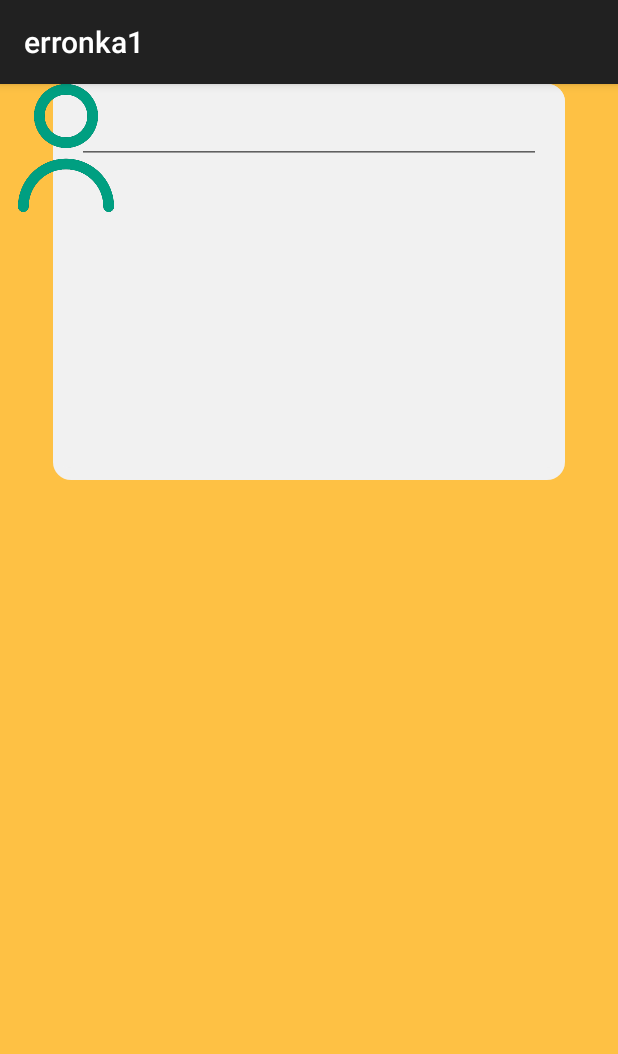
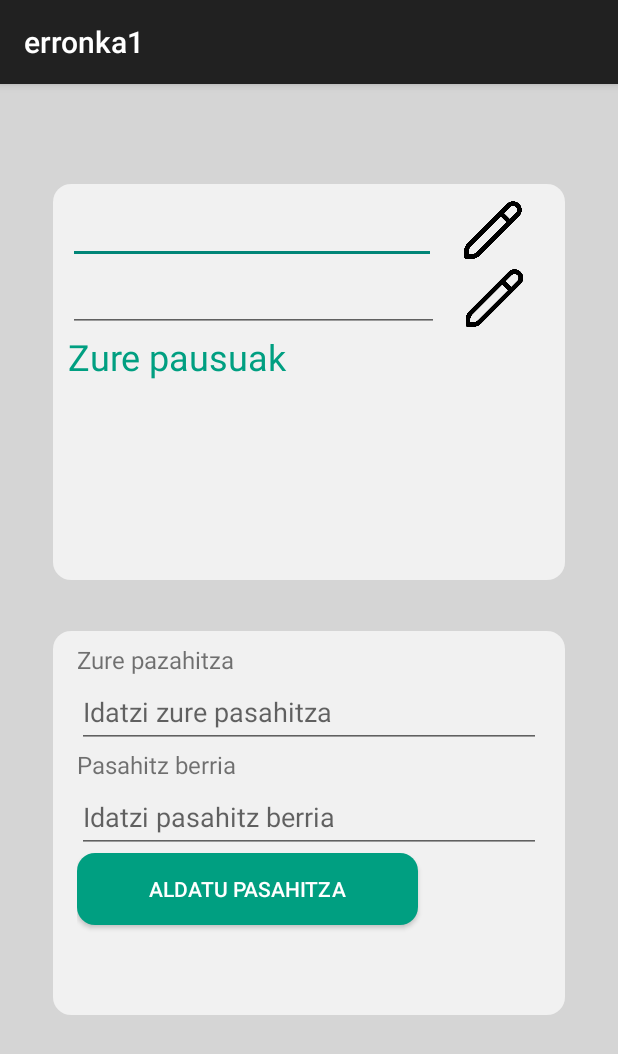
Before and after one commit to mai-pointer/Erronka1, an Android app: the UserProfileActivity screen opened directly, with no data from a screen before it, on a phone screen of 412 x 824 dp. Shown: the top 1054 px of the screen. Run offline under Robolectric (Android 15) with nearby library versions, the phone set to English and light mode, and no system bars; Roboto replaces fonts that are not available here.

Commit message:
wip user

```diff
--- a/app/build.gradle.kts
+++ b/app/build.gradle.kts
@@ -37,6 +37,10 @@ android {
 
 dependencies {
 
+    implementation("com.google.firebase:firebase-firestore-ktx:24.8.1")
+    implementation("com.google.android.gms:play-services-auth:20.7.0")
+    implementation("com.google.firebase:firebase-auth-ktx:22.1.2")
+    implementation(platform("com.google.firebase:firebase-bom:32.3.1"))
     implementation("androidx.core:core-ktx:1.9.0")
     implementation("androidx.appcompat:appcompat:1.6.1")
     implementation("com.google.android.material:material:1.9.0")
--- /dev/null
+++ b/app/src/main/res/drawable/rounded_button_green.xml
@@ -0,0 +1,10 @@
+<?xml version="1.0" encoding="utf-8"?>
+<shape xmlns:android="http://schemas.android.com/apk/res/android">
+    <solid android:color="@color/colorPrimary"/>
+    <corners android:radius="12dp"/>
+    <padding
+        android:left="16dp"
+        android:right="16dp"
+        android:top="8dp"
+        android:bottom="8dp"/>
+</shape>
--- a/app/src/main/res/layout/activity_user_profile.xml
+++ b/app/src/main/res/layout/activity_user_profile.xml
@@ -2,24 +2,29 @@
 <androidx.constraintlayout.widget.ConstraintLayout xmlns:android="http://schemas.android.com/apk/res/android"
     xmlns:app="http://schemas.android.com/apk/res-auto"
     xmlns:tools="http://schemas.android.com/tools"
-    android:id="@+id/name"
+    android:id="@+id/btnChangePassword"
     android:layout_width="match_parent"
     android:layout_height="match_parent"
-    android:background="@color/colorAccent"
+    android:background="@color/colorgreyDark"
+    android:paddingTop="1dp"
+    android:paddingBottom="1dp"
     tools:context=".UserProfileActivity">
 
     <LinearLayout
+        android:id="@+id/linearLayout"
         android:layout_width="0dp"
         android:layout_height="264dp"
         android:layout_marginStart="35dp"
+        android:layout_marginTop="65dp"
         android:layout_marginEnd="35dp"
         android:background="@drawable/rounded_button"
         android:orientation="vertical"
         android:paddingLeft="10dp"
         android:paddingRight="10dp"
         app:layout_constraintEnd_toEndOf="parent"
+        app:layout_constraintHorizontal_bias="0.0"
         app:layout_constraintStart_toStartOf="parent"
-        tools:layout_editor_absoluteY="152dp">
+        app:layout_constraintTop_toTopOf="parent">
 
         <LinearLayout
             android:layout_width="match_parent"
@@ -30,16 +35,23 @@
                 android:id="@+id/txtName"
                 android:layout_width="245dp"
                 android:layout_height="wrap_content"
+                android:autofillHints=""
                 android:ems="10"
                 android:inputType="text"
-                android:text="Name" />
+                tools:ignore="LabelFor,SpeakableTextPresentCheck,TouchTargetSizeCheck" />
 
             <ImageButton
                 android:id="@+id/btnEditName"
-                android:layout_width="wrap_content"
-                android:layout_height="wrap_content"
+                android:layout_width="0dp"
+                android:layout_height="match_parent"
                 android:layout_weight="1"
-                android:src="@android:drawable/btn_star" />
+                android:background="#00FFFFFF"
+                android:contentDescription="@string/editicon"
+                android:paddingTop="3dp"
+                android:paddingBottom="3dp"
+                android:scaleType="fitCenter"
+                android:src="@drawable/pencil"
+                tools:ignore="DuplicateSpeakableTextCheck,TouchTargetSizeCheck" />
 
         </LinearLayout>
 
@@ -52,26 +64,34 @@
                 android:id="@+id/txtMail"
                 android:layout_width="247dp"
                 android:layout_height="wrap_content"
+                android:autofillHints=""
                 android:ems="10"
                 android:inputType="text"
-                android:text="Name" />
+                tools:ignore="LabelFor,SpeakableTextPresentCheck,TouchTargetSizeCheck" />
 
             <ImageButton
                 android:id="@+id/btnEditMail"
-                android:layout_width="wrap_content"
-                android:layout_height="wrap_content"
+                android:layout_width="0dp"
+                android:layout_height="match_parent"
                 android:layout_weight="1"
-                android:src="@android:drawable/btn_star" />
+                android:background="#00FFFFFF"
+                android:contentDescription="@string/editicon"
+                android:paddingTop="3dp"
+                android:paddingBottom="3dp"
+                android:scaleType="fitCenter"
+                android:src="@drawable/pencil"
+                tools:ignore="TouchTargetSizeCheck" />
         </LinearLayout>
 
         <TextView
             android:id="@+id/textSteps"
             android:layout_width="match_parent"
             android:layout_height="wrap_content"
-            android:text="Zure pausuak"
+            android:text="@string/zure_pausuak"
             android:textAlignment="viewStart"
             android:textColor="@color/colorPrimary"
-            android:textSize="24sp" />
+            android:textSize="24sp"
+            tools:ignore="TextContrastCheck" />
 
         <TextView
             android:id="@+id/numberSteps"
@@ -84,28 +104,61 @@
         android:layout_width="0dp"
         android:layout_height="256dp"
         android:layout_marginStart="35dp"
+        android:layout_marginTop="34dp"
         android:layout_marginEnd="35dp"
         android:background="@drawable/rounded_button"
-        android:orientation="horizontal"
+        android:orientation="vertical"
         app:layout_constraintEnd_toEndOf="parent"
+        app:layout_constraintHorizontal_bias="0.0"
         app:layout_constraintStart_toStartOf="parent"
-        tools:layout_editor_absoluteY="439dp">
+        app:layout_constraintTop_toBottomOf="@+id/linearLayout">
+
+        <TextView
+            android:id="@+id/textView"
+            android:layout_width="match_parent"
+            android:layout_height="wrap_content"
+            android:text="@string/zure_pazahitza"
+            android:textSize="16sp"
+            tools:ignore="TextContrastCheck" />
 
         <EditText
-            android:id="@+id/editTextTextPassword"
-            android:layout_width="wrap_content"
+            android:id="@+id/oldPassword"
+            android:layout_width="match_parent"
             android:layout_height="wrap_content"
-            android:layout_weight="1"
+            android:autofillHints=""
             android:ems="10"
-            android:inputType="textPassword" />
+            android:hint="@string/oldPassword"
+            android:inputType="textPassword"
+            android:minHeight="48dp"
+            tools:ignore="LabelFor,VisualLintTextFieldSize" />
+
+        <TextView
+            android:id="@+id/textView2"
+            android:layout_width="match_parent"
+            android:layout_height="wrap_content"
+            android:text="@string/pasahitz_berria"
+            android:textSize="16sp"
+            tools:ignore="TextContrastCheck" />
+
+        <EditText
+            android:id="@+id/newPassword"
+            android:layout_width="match_parent"
+            android:layout_height="wrap_content"
+            android:autofillHints=""
+            android:ems="10"
+            android:hint="@string/newPassword"
+            android:inputType="textPassword"
+            android:minHeight="48dp"
+            tools:ignore="LabelFor,VisualLintTextFieldSize" />
+
+        <Button
+            android:id="@+id/button"
+            android:layout_width="227dp"
+            android:layout_height="wrap_content"
+            android:background="@drawable/rounded_button_green"
+            android:text="@string/aldatu_pasahitza"
+            android:textColor="@color/white"
+            tools:ignore="TextContrastCheck" />
     </LinearLayout>
 
-    <ImageView
-        android:id="@+id/imageView4"
-        android:layout_width="88dp"
-        android:layout_height="85dp"
-        app:srcCompat="@drawable/menu_item_selector_user"
-        tools:layout_editor_absoluteX="271dp"
-        tools:layout_editor_absoluteY="37dp" />
-
 </androidx.constraintlayout.widget.ConstraintLayout>
--- a/app/src/main/res/values/strings.xml
+++ b/app/src/main/res/values/strings.xml
@@ -8,4 +8,11 @@
     <string name="o3">option3</string>
     <string name="o2">option2</string>
     <string name="o1">option1</string>
+    <string name="zure_pausuak">Zure pausuak</string>
+    <string name="editicon">editIcon</string>
+    <string name="aldatu_pasahitza">Aldatu pasahitza</string>
+    <string name="zure_pazahitza">Zure pazahitza</string>
+    <string name="pasahitz_berria">Pasahitz berria</string>
+    <string name="oldPassword">Idatzi zure pasahitza</string>
+    <string name="newPassword">Idatzi pasahitz berria</string>
 </resources>
```
Also changed, not shown: app/src/main/res/drawable/pencil.png (added).
